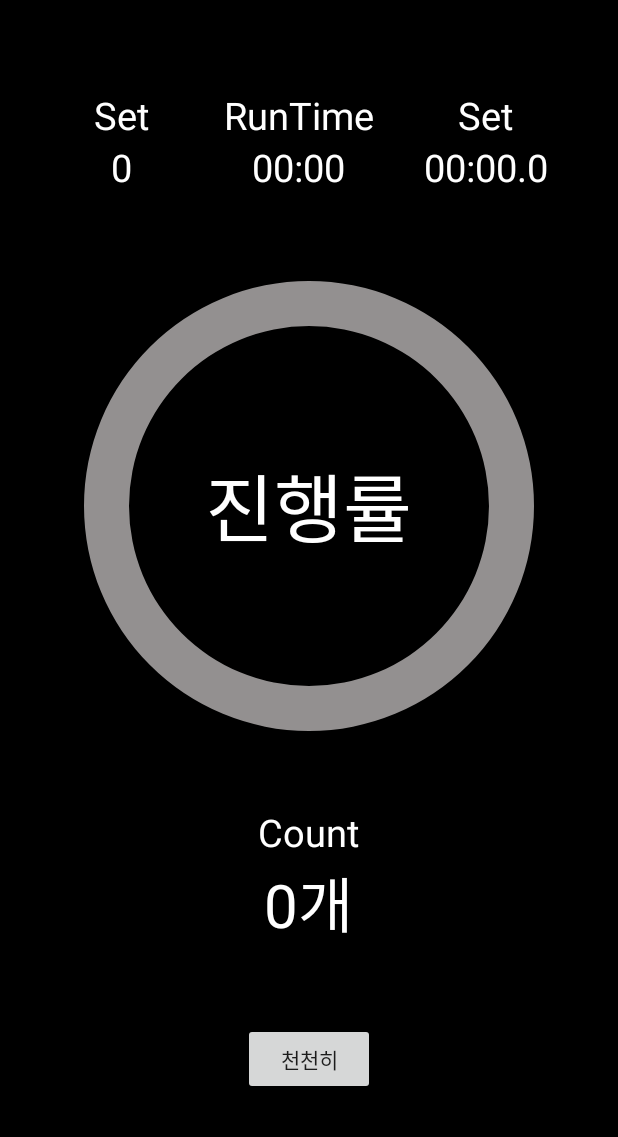
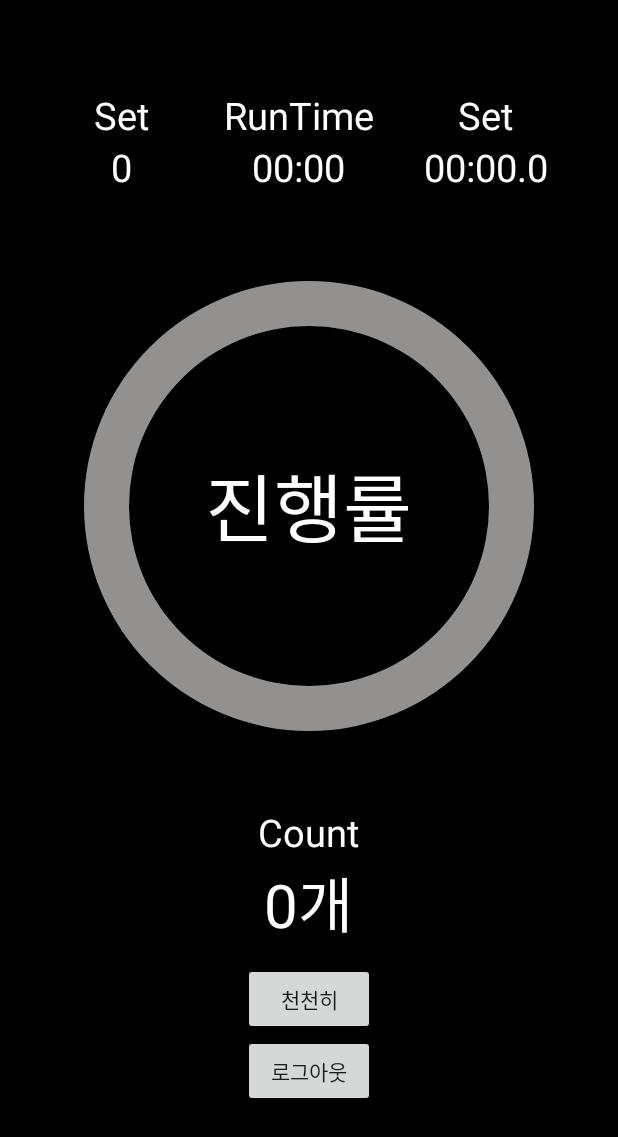
Before and after one commit to sangyun5108/SmartHealthCare, an Android app: the exCountActivity screen opened directly, with no data from a screen before it, on a phone screen of 412 x 824 dp. Shown: the top 1137 px of the screen. Run offline under Robolectric (Android 15) with nearby library versions, the phone set to English and light mode, and no system bars; our stand-ins replace Firebase (no records; nobody signed in at launch, a user with empty details on screens opened directly).

Commit message:
로그아웃 기능 구현

```diff
--- a/app/src/main/java/com/sypark/smarthealthcare/auth/LoginActivity.kt
+++ b/app/src/main/java/com/sypark/smarthealthcare/auth/LoginActivity.kt
@@ -63,7 +63,6 @@ class LoginActivity : AppCompatActivity() {
         auth.signInWithEmailAndPassword(email, password)
             .addOnCompleteListener(this) { task ->
                 if (task.isSuccessful) {
-                    Toast.makeText(this,"로그인 완료",Toast.LENGTH_SHORT).show()
 
                     val intent = Intent(this,exCountActivity::class.java)
                     startActivity(intent)
--- a/app/src/main/java/com/sypark/smarthealthcare/exercisecount/exCountActivity.kt
+++ b/app/src/main/java/com/sypark/smarthealthcare/exercisecount/exCountActivity.kt
@@ -1,11 +1,15 @@
 package com.sypark.smarthealthcare.exercisecount
 
+import android.content.Intent
 import androidx.appcompat.app.AppCompatActivity
 import android.os.Bundle
 import android.widget.Button
 import android.widget.ProgressBar
 import android.widget.TextView
+import com.google.firebase.auth.ktx.auth
+import com.google.firebase.ktx.Firebase
 import com.sypark.smarthealthcare.R
+import com.sypark.smarthealthcare.auth.AuthActivity
 
 class exCountActivity : AppCompatActivity() {
     override fun onCreate(savedInstanceState: Bundle?) {
@@ -16,6 +20,7 @@ class exCountActivity : AppCompatActivity() {
         val button = findViewById<Button>(R.id.countButton)
         val percent = findViewById<TextView>(R.id.percent)
         val countNumber = findViewById<TextView>(R.id.countNumber)
+        val logOutBtn = findViewById<Button>(R.id.logOutButton)
 
         var pStatus = progressbar.progress
         var count = 0
@@ -41,5 +46,13 @@ class exCountActivity : AppCompatActivity() {
                 }
             }
         }
+
+        logOutBtn.setOnClickListener {
+            Firebase.auth.signOut()
+
+            val intent = Intent(this,AuthActivity::class.java)
+            startActivity(intent)
+            finish()
+        }
     }
 }
--- a/app/src/main/res/layout/activity_ex_count.xml
+++ b/app/src/main/res/layout/activity_ex_count.xml
@@ -150,10 +150,17 @@
             android:textSize="40sp" />
 
         <Button
-            android:layout_marginTop="50dp"
+            android:layout_marginTop="10dp"
             android:id="@+id/countButton"
             android:layout_width="wrap_content"
             android:layout_height="wrap_content"
             android:text="천천히" />
+
+        <Button
+            android:id="@+id/logOutButton"
+            android:layout_width="wrap_content"
+            android:layout_height="wrap_content"
+            android:text="로그아웃"
+            />
     </LinearLayout>
 </androidx.constraintlayout.widget.ConstraintLayout>
```
